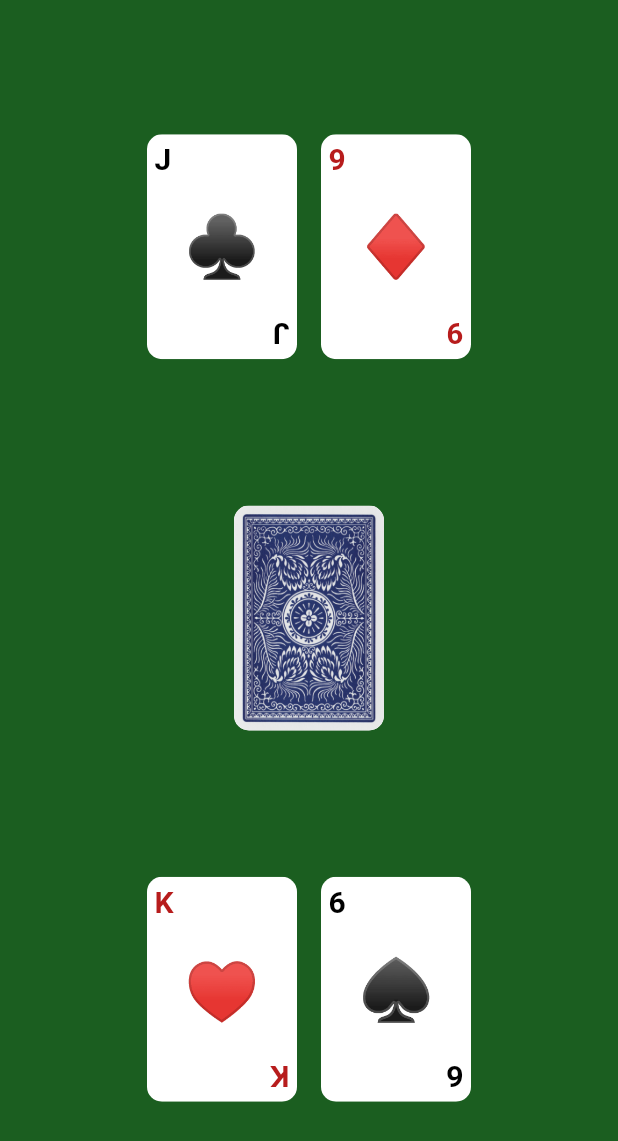
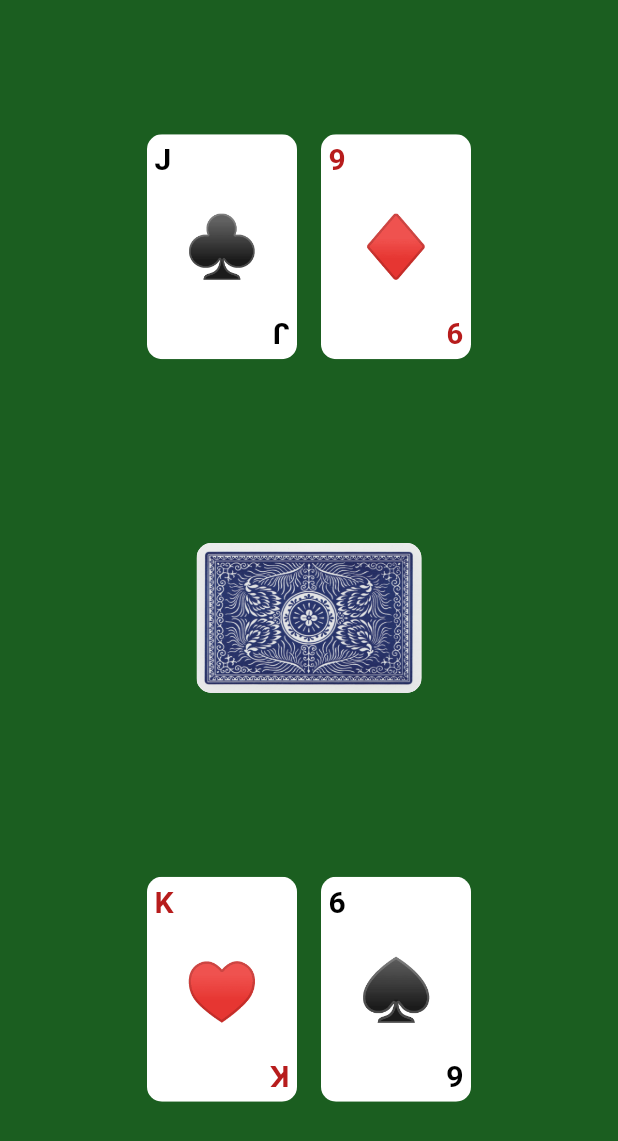
Before and after one commit to luccanog/black-jack-front, a Flutter app: the screen it shows after launch, on a phone screen of 412 x 824 dp. Shown: the top 1141 px of the screen. Run offline on Flutter 3.47's test engine with Material 2 defaults, Android fonts, the phone set to English and light mode, and no system bars.

Commit message:
base done

```diff
--- a/lib/home.dart
+++ b/lib/home.dart
@@ -1,3 +1,5 @@
+import 'dart:math';
+
 import 'package:flutter/material.dart';
 
 import 'card/card-back.dart';
@@ -39,7 +41,7 @@ class _MyHomePageState extends State<MyHomePage> {
                     ),
                   ],
                 ),
-                CardBack(),
+                Transform.rotate(angle: pi / 2, child: CardBack()),
                 Row(
                   mainAxisAlignment: MainAxisAlignment.center,
                   children: [
```
